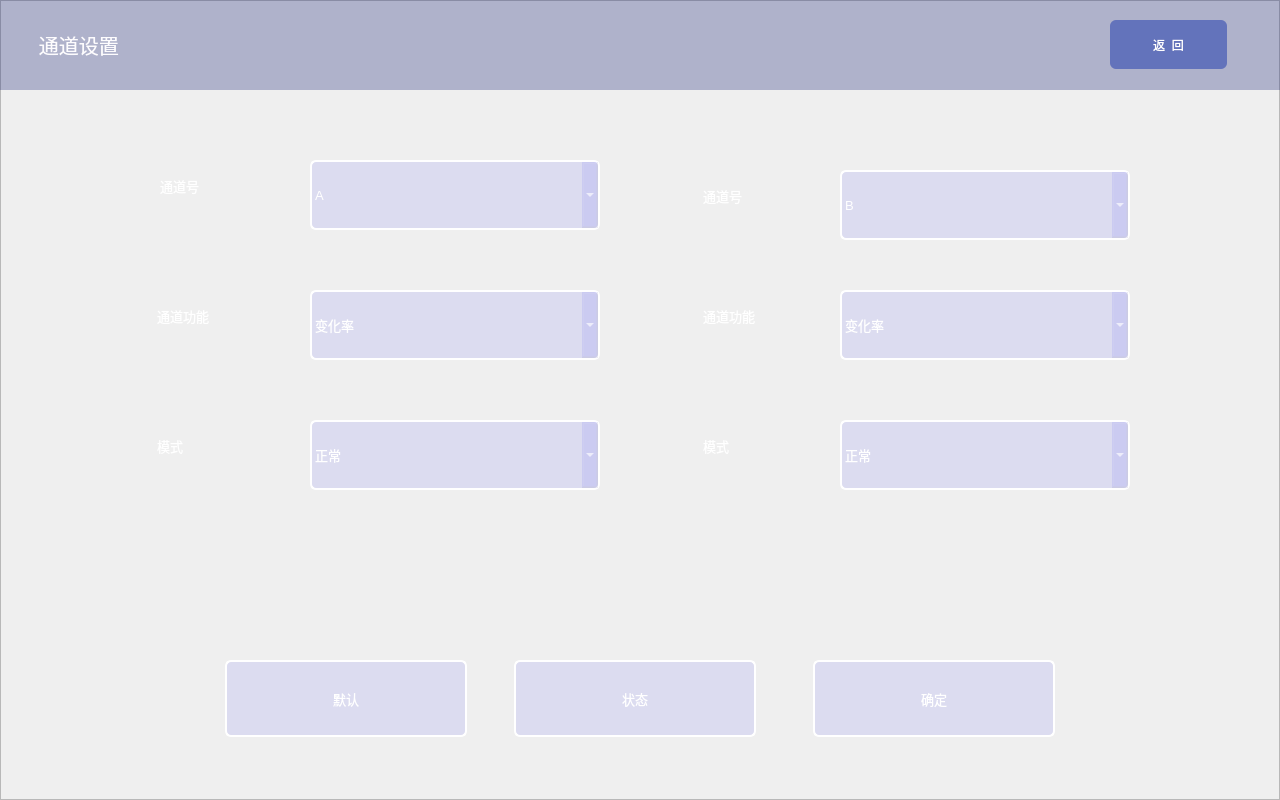
Above: configure.ui from thewayI/tiny4412 before the change. Below: the same form after it.
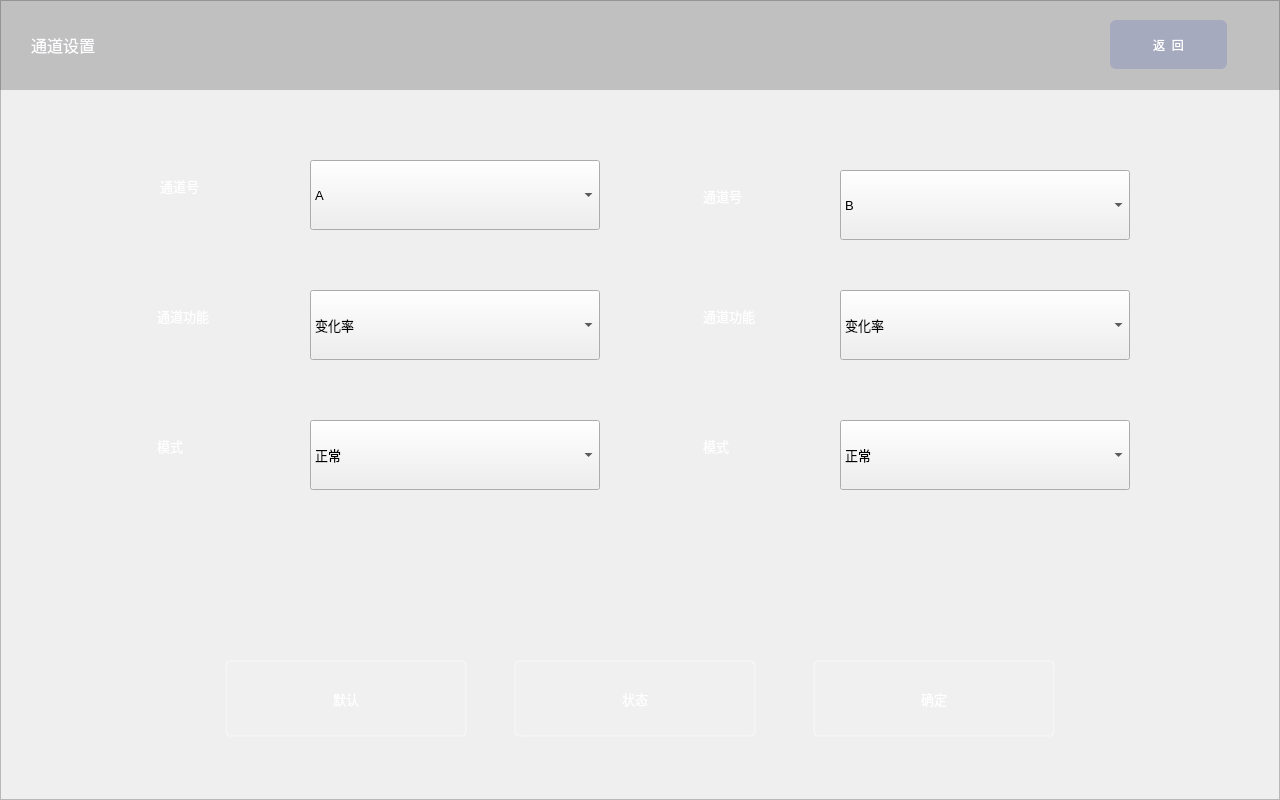
That is the form after the change. Icons and pictures are not drawn.

```diff
--- a/configure.ui
+++ b/configure.ui
@@ -92,13 +92,14 @@
    </property>
    <property name="styleSheet">
     <string notr="true">color: rgb(255, 255, 255);
-color: rgb(255, 255, 255);
 border:2px solid rgb(255, 255, 255);
-background-color: rgba(5, 4, 250, 20);
+background-color: rgb(60, 116, 179);
 border-top-left-radius:6px;
 border-top-right-radius:6px;
-border-bottom-left-radius:6px;
-border-bottom-right-radius:6px;</string>
+QAbstractItemView::item { min-height: 70px; min-width: 290px;}</string>
+   </property>
+   <property name="sizeAdjustPolicy">
+    <enum>QComboBox::AdjustToMinimumContentsLengthWithIcon</enum>
    </property>
    <item>
     <property name="text">
@@ -126,10 +127,10 @@
     </font>
    </property>
    <property name="styleSheet">
-    <string notr="true">border:2px solid rgb(255, 255, 255);
+    <string notr="true">border-top-left-radius:6px;
 color: rgb(255, 255, 255);
-background-color: rgba(5, 4, 250, 20);
-border-top-left-radius:6px;
+border:2px solid rgba(255, 255, 255,70);
+background-color: rgba(255, 255, 255, 20);
 border-top-right-radius:6px;
 border-bottom-left-radius:6px;
 border-bottom-right-radius:6px;</string>
@@ -174,10 +175,10 @@
     </font>
    </property>
    <property name="styleSheet">
-    <string notr="true">border:2px solid rgb(255, 255, 255);
+    <string notr="true">border-top-left-radius:6px;
 color: rgb(255, 255, 255);
-background-color: rgba(5, 4, 250, 20);
-border-top-left-radius:6px;
+border:2px solid rgba(255, 255, 255,70);
+background-color: rgba(255, 255, 255, 20);
 border-top-right-radius:6px;
 border-bottom-left-radius:6px;
 border-bottom-right-radius:6px;</string>
@@ -202,17 +203,18 @@
    </property>
    <property name="styleSheet">
     <string notr="true">color: rgb(255, 255, 255);
-color: rgb(255, 255, 255);
 border:2px solid rgb(255, 255, 255);
-background-color: rgba(5, 4, 250, 20);
+background-color: rgb(60, 116, 179);
 border-top-left-radius:6px;
 border-top-right-radius:6px;
-border-bottom-left-radius:6px;
-border-bottom-right-radius:6px;</string>
+QAbstractItemView::item { min-height: 70px; min-width: 290px;}</string>
    </property>
    <property name="currentIndex">
     <number>2</number>
    </property>
+   <property name="sizeAdjustPolicy">
+    <enum>QComboBox::AdjustToMinimumContentsLengthWithIcon</enum>
+   </property>
    <item>
     <property name="text">
      <string>压力</string>
@@ -250,17 +252,18 @@
    </property>
    <property name="styleSheet">
     <string notr="true">color: rgb(255, 255, 255);
-color: rgb(255, 255, 255);
 border:2px solid rgb(255, 255, 255);
-background-color: rgba(5, 4, 250, 20);
+background-color: rgb(60, 116, 179);
 border-top-left-radius:6px;
 border-top-right-radius:6px;
-border-bottom-left-radius:6px;
-border-bottom-right-radius:6px;</string>
+QAbstractItemView::item { min-height: 70px; min-width: 290px;}</string>
    </property>
    <property name="currentIndex">
     <number>2</number>
    </property>
+   <property name="sizeAdjustPolicy">
+    <enum>QComboBox::AdjustToMinimumContentsLengthWithIcon</enum>
+   </property>
    <item>
     <property name="text">
      <string>压力</string>
@@ -297,10 +300,10 @@
     </font>
    </property>
    <property name="styleSheet">
-    <string notr="true">border:2px solid rgb(255, 255, 255);
+    <string notr="true">border-top-left-radius:6px;
 color: rgb(255, 255, 255);
-background-color: rgba(5, 4, 250, 20);
-border-top-left-radius:6px;
+border:2px solid rgba(255, 255, 255,70);
+background-color: rgba(255, 255, 255, 20);
 border-top-right-radius:6px;
 border-bottom-left-radius:6px;
 border-bottom-right-radius:6px;</string>
@@ -325,13 +328,20 @@
    </property>
    <property name="styleSheet">
     <string notr="true">color: rgb(255, 255, 255);
-color: rgb(255, 255, 255);
 border:2px solid rgb(255, 255, 255);
-background-color: rgba(5, 4, 250, 20);
+background-color: rgb(60, 116, 179);
 border-top-left-radius:6px;
 border-top-right-radius:6px;
-border-bottom-left-radius:6px;
-border-bottom-right-radius:6px;</string>
+QAbstractItemView::item { min-height: 70px; min-width: 290px;}</string>
+   </property>
+   <property name="sizeAdjustPolicy">
+    <enum>QComboBox::AdjustToMinimumContentsLengthWithIcon</enum>
+   </property>
+   <property name="iconSize">
+    <size>
+     <width>16</width>
+     <height>16</height>
+    </size>
    </property>
    <item>
     <property name="text">
@@ -360,17 +370,21 @@
    </property>
    <property name="styleSheet">
     <string notr="true">color: rgb(255, 255, 255);
-color: rgb(255, 255, 255);
 border:2px solid rgb(255, 255, 255);
-background-color: rgba(5, 4, 250, 20);
+background-color: rgb(60, 116, 179);
 border-top-left-radius:6px;
 border-top-right-radius:6px;
-border-bottom-left-radius:6px;
-border-bottom-right-radius:6px;</string>
+QAbstractItemView::item { min-height: 70px; min-width: 290px;}</string>
    </property>
    <property name="currentIndex">
     <number>0</number>
    </property>
+   <property name="maxVisibleItems">
+    <number>10</number>
+   </property>
+   <property name="sizeAdjustPolicy">
+    <enum>QComboBox::AdjustToMinimumContentsLengthWithIcon</enum>
+   </property>
    <item>
     <property name="text">
      <string>A</string>
@@ -419,17 +433,18 @@
    </property>
    <property name="styleSheet">
     <string notr="true">color: rgb(255, 255, 255);
-color: rgb(255, 255, 255);
 border:2px solid rgb(255, 255, 255);
-background-color: rgba(5, 4, 250, 20);
+background-color: rgb(60, 116, 179);
 border-top-left-radius:6px;
 border-top-right-radius:6px;
-border-bottom-left-radius:6px;
-border-bottom-right-radius:6px;</string>
+QAbstractItemView::item { min-height: 70px; min-width: 290px;}</string>
    </property>
    <property name="currentIndex">
     <number>1</number>
    </property>
+   <property name="sizeAdjustPolicy">
+    <enum>QComboBox::AdjustToMinimumContentsLengthWithIcon</enum>
+   </property>
    <item>
     <property name="text">
      <string>A</string>
@@ -478,7 +493,7 @@
    </property>
    <property name="styleSheet">
     <string notr="true">border-top-left-radius:6px;
-background-color: rgb(99, 115, 187);
+background-color: rgba(99, 115, 187,75);
 border-top-right-radius:6px;
 border-bottom-left-radius:6px;
 border-bottom-right-radius:6px;
@@ -502,12 +517,12 @@
    </property>
    <property name="font">
     <font>
-     <pointsize>15</pointsize>
+     <pointsize>12</pointsize>
     </font>
    </property>
    <property name="styleSheet">
     <string notr="true">color: rgb(253, 252, 254);
-background-color: rgba(34, 44, 125,80);
+background-color: rgba(05, 02, 04,50);
 </string>
    </property>
    <property name="text">
@@ -519,7 +534,7 @@
     <rect>
      <x>20</x>
      <y>20</y>
-     <width>49</width>
+     <width>41</width>
      <height>49</height>
     </rect>
    </property>
```
Left out of the diff: 2 changed lines with no effect on the pictures.
